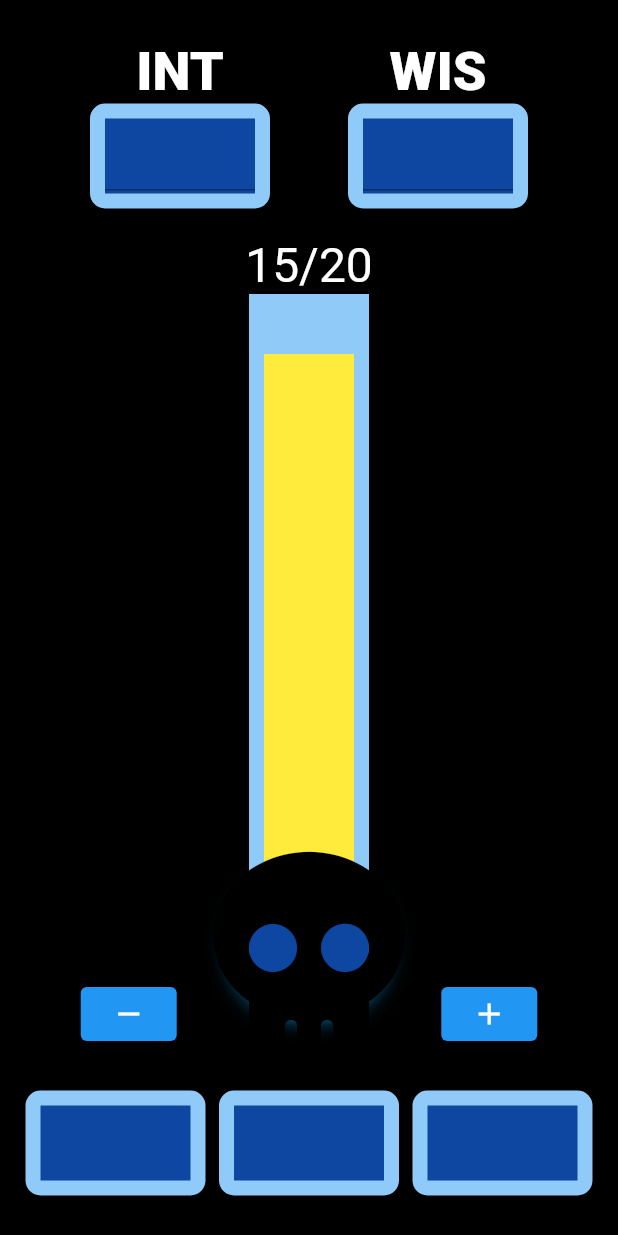
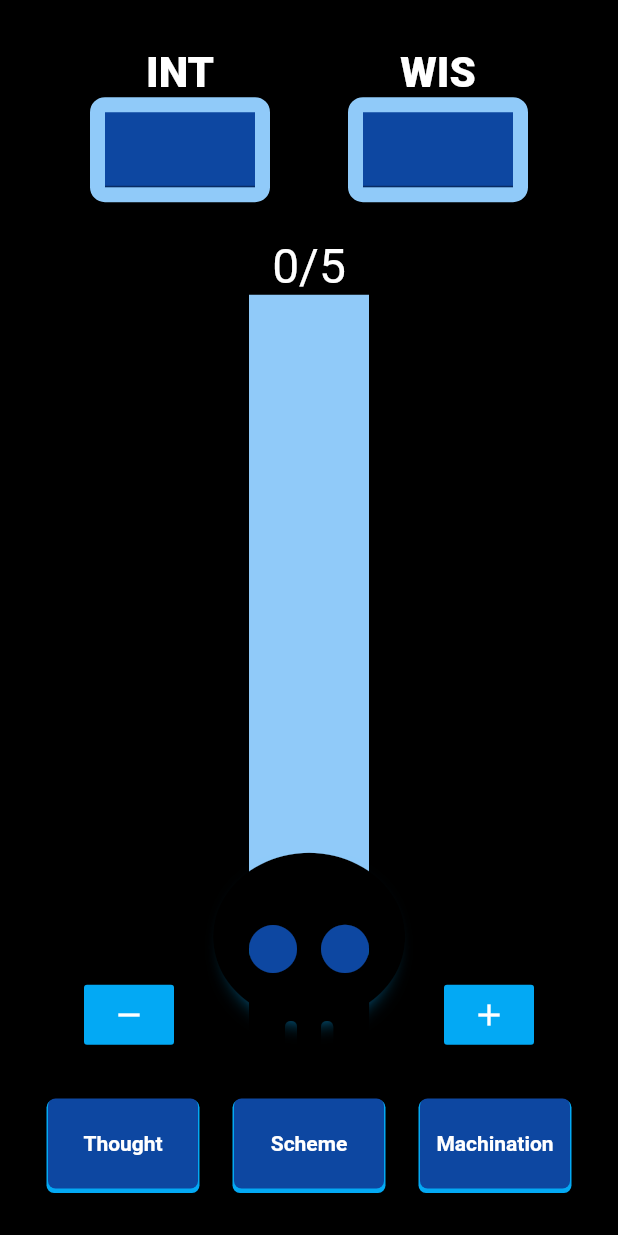
Before and after one commit to dompetriella/madness_meter_flutter, a Flutter app: the screen it shows after launch, after a tap on the "remove" icon, on a phone screen of 412 x 824 dp. Run offline on Flutter 3.47's test engine with Material 2 defaults, Android fonts, the light colour scheme and no system bars; our stand-ins replace flutter_riverpod, font_awesome_flutter.

Commit message:
done sans animations

```diff
--- a/lib/components/meter.dart
+++ b/lib/components/meter.dart
@@ -1,11 +1,15 @@
 import 'package:flutter/material.dart';
+import 'package:flutter_riverpod/flutter_riverpod.dart';
 import 'package:font_awesome_flutter/font_awesome_flutter.dart';
+import 'package:madness_meter_flutter/providers.dart';
 
-class Meter extends StatelessWidget {
+class Meter extends ConsumerWidget {
   const Meter({super.key});
 
   @override
-  Widget build(BuildContext context) {
+  Widget build(BuildContext context, WidgetRef ref) {
+    double height = 480;
+
     return Container(
       height: 550,
       width: 350,
@@ -15,34 +19,27 @@ class Meter extends StatelessWidget {
           mainAxisAlignment: MainAxisAlignment.spaceAround,
           crossAxisAlignment: CrossAxisAlignment.end,
           children: [
-            Padding(
-              padding: const EdgeInsets.only(bottom: 8.0),
-              child: ElevatedButton(
-                style: ButtonStyle(),
-                onPressed: () => print("less"),
-                child: Icon(Icons.remove),
+            const Padding(
+              padding: EdgeInsets.only(bottom: 8.0),
+              child: ModifierButton(
+                increase: false,
               ),
             ),
             Column(
               children: [
+                // if (ref.watch(intScore) == 'none' ||
+                //     ref.watch(wisScore) == 'none')
                 Text(
-                  "15/20",
+                  "${ref.watch(currentMeter)}/${ref.watch(totalMeter)}",
                   style: TextStyle(fontSize: 32, color: Colors.white),
                 ),
                 Stack(
                   clipBehavior: Clip.none,
                   children: [
                     Container(
-                      height: 480,
+                      height: height,
                       width: 80,
                       color: Colors.blue.shade200,
-                      child: Center(
-                        child: Container(
-                          height: 400,
-                          width: 60,
-                          color: Colors.yellow,
-                        ),
-                      ),
                     ),
                     Positioned(
                       bottom: 10,
@@ -63,27 +60,69 @@ class Meter extends StatelessWidget {
                       ),
                     ),
                     Positioned(
+                      left: 0,
+                      right: 0,
+                      bottom: 0,
+                      child: AnimatedContainer(
+                        duration: Duration(milliseconds: 600),
+                        curve: Curves.bounceInOut,
+                        height: ref.watch(currentMeterPercentage) > 1
+                            ? height
+                            : height * ref.watch(currentMeterPercentage),
+                        color: Colors.yellow,
+                      ),
+                    ),
+                    Positioned(
                       bottom: -20,
                       left: -24,
                       right: -25,
-                      child: FaIcon(
-                        FontAwesomeIcons.skull,
-                        size: 128,
-                        color: Colors.black,
+                      child: GestureDetector(
+                        onTap: () => ref.watch(currentMeter.notifier).state = 0,
+                        child: FaIcon(
+                          FontAwesomeIcons.skull,
+                          size: 128,
+                          color: Colors.black,
+                        ),
                       ),
                     )
                   ],
                 ),
               ],
             ),
-            Padding(
-              padding: const EdgeInsets.only(bottom: 8.0),
-              child: ElevatedButton(
-                  onPressed: () => print("more"), child: Icon(Icons.add)),
-            )
+            const Padding(
+                padding: EdgeInsets.only(bottom: 8.0), child: ModifierButton())
           ],
         ),
       ),
     );
   }
 }
+
+class ModifierButton extends ConsumerWidget {
+  final bool increase;
+  const ModifierButton({Key? key, this.increase = true}) : super(key: key);
+
+  @override
+  Widget build(BuildContext context, WidgetRef ref) {
+    return MaterialButton(
+      color: Colors.lightBlue,
+      minWidth: 60,
+      height: 40,
+      enableFeedback: false,
+      child: Icon(
+        increase ? Icons.add : Icons.remove,
+        color: Colors.white,
+      ),
+      onPressed: () {
+        if (increase) {
+          ref.watch(currentMeter.notifier).state++;
+          print(ref.watch(currentMeter));
+        } else {
+          if (ref.watch(currentMeter) > 0) {
+            ref.watch(currentMeter.notifier).state--;
+          }
+        }
+      },
+    );
+  }
+}
--- a/lib/components/spell_button.dart
+++ b/lib/components/spell_button.dart
@@ -1,17 +1,44 @@
 import 'package:flutter/material.dart';
+import 'package:flutter_riverpod/flutter_riverpod.dart';
+import 'dart:math';
 
-class SpellButton extends StatelessWidget {
-  const SpellButton({super.key});
+import 'package:madness_meter_flutter/providers.dart';
+
+class SpellButton extends ConsumerWidget {
+  final String text;
+  final int maxIncrease;
+  const SpellButton({super.key, required this.text, required this.maxIncrease});
 
   @override
-  Widget build(BuildContext context) {
-    return Container(
-      height: 70,
-      width: 120,
-      decoration: BoxDecoration(
-          color: Colors.blue.shade900,
-          borderRadius: BorderRadius.circular(10),
-          border: Border.all(color: Colors.blue.shade200, width: 10)),
+  Widget build(BuildContext context, WidgetRef ref) {
+    int getRandomNumber(int maxIncrease) {
+      Random random = new Random();
+      int value = random.nextInt(maxIncrease) + 1;
+      print(value);
+      return value;
+    }
+
+    return GestureDetector(
+      onTap: () =>
+          ref.read(currentMeter.notifier).state += getRandomNumber(maxIncrease),
+      child: Container(
+        height: 60,
+        width: 100,
+        decoration: BoxDecoration(
+            color: Colors.blue.shade900,
+            borderRadius: BorderRadius.circular(5),
+            boxShadow: [
+              BoxShadow(
+                  color: Colors.lightBlue,
+                  offset: Offset(0, 2),
+                  spreadRadius: 1)
+            ]),
+        child: Center(
+            child: Text(
+          text,
+          style: TextStyle(color: Colors.white, fontWeight: FontWeight.w700),
+        )),
+      ),
     );
   }
 }
--- a/lib/components/statsInput.dart
+++ b/lib/components/statsInput.dart
@@ -1,11 +1,13 @@
 import 'package:flutter/material.dart';
+import 'package:flutter_riverpod/flutter_riverpod.dart';
+import 'package:madness_meter_flutter/providers.dart';
 
-class StatsInput extends StatelessWidget {
-  String text;
+class StatsInput extends ConsumerWidget {
+  final String text;
   StatsInput({super.key, required this.text});
 
   @override
-  Widget build(BuildContext context) {
+  Widget build(BuildContext context, WidgetRef ref) {
     return Container(
       width: 120,
       child: Column(
@@ -13,7 +15,7 @@ class StatsInput extends StatelessWidget {
           Text(
             text,
             style: TextStyle(
-                color: Colors.white, fontSize: 36, fontWeight: FontWeight.w900),
+                color: Colors.white, fontSize: 28, fontWeight: FontWeight.w900),
           ),
           Container(
             height: 70,
@@ -21,7 +23,25 @@ class StatsInput extends StatelessWidget {
                 color: Colors.blue.shade900,
                 borderRadius: BorderRadius.circular(10),
                 border: Border.all(color: Colors.blue.shade200, width: 10)),
-            child: TextField(),
+            child: Center(
+              child: TextField(
+                style: TextStyle(
+                    color: Colors.white,
+                    fontSize: 32,
+                    fontWeight: FontWeight.bold),
+                textAlign: TextAlign.center,
+                cursorColor: Colors.white,
+                keyboardType: TextInputType.number,
+                onChanged: (input) {
+                  if (text == 'INT') {
+                    ref.watch(intScore.notifier).state = input;
+                  }
+                  if (text == 'WIS') {
+                    ref.watch(wisScore.notifier).state = input;
+                  }
+                },
+              ),
+            ),
           )
         ],
       ),
--- a/lib/main.dart
+++ b/lib/main.dart
@@ -1,8 +1,9 @@
 import 'package:flutter/material.dart';
 import 'package:madness_meter_flutter/main_page.dart';
+import 'package:flutter_riverpod/flutter_riverpod.dart';
 
 void main() {
-  runApp(const MyApp());
+  runApp(ProviderScope(child: MyApp()));
 }
 
 class MyApp extends StatelessWidget {
--- a/lib/main_page.dart
+++ b/lib/main_page.dart
@@ -46,7 +46,20 @@ class Body extends StatelessWidget {
             Meter(),
             Row(
               mainAxisAlignment: MainAxisAlignment.spaceEvenly,
-              children: [SpellButton(), SpellButton(), SpellButton()],
+              children: [
+                SpellButton(
+                  text: 'Thought',
+                  maxIncrease: 2,
+                ),
+                SpellButton(
+                  text: 'Scheme',
+                  maxIncrease: 4,
+                ),
+                SpellButton(
+                  text: 'Machination',
+                  maxIncrease: 8,
+                )
+              ],
             )
           ],
         ),
--- a/lib/providers.dart
+++ b/lib/providers.dart
@@ -0,0 +1,35 @@
+import 'package:flutter_riverpod/flutter_riverpod.dart';
+
+int getModifier(String baseMod) {
+  if (baseMod == '') return 0;
+  int mod = int.parse(baseMod);
+  if (mod < 12) return 1;
+  if (mod < 14) return 2;
+  if (mod < 16) return 3;
+  if (mod < 18) return 4;
+  if (mod < 22) return 5;
+  if (mod < 24) return 6;
+  if (mod < 26) return 7;
+  if (mod < 28) return 8;
+  if (mod < 30) return 9;
+  if (mod < 32) return 10;
+  return 0;
+}
+
+final intScore = StateProvider<String>(
+  (ref) => '',
+);
+
+final wisScore = StateProvider<String>(
+  (ref) => '',
+);
+
+final totalMeter = StateProvider<int>((ref) =>
+    5 + getModifier(ref.watch(intScore)) + getModifier((ref.watch(wisScore))));
+
+final currentMeter = StateProvider<int>(
+  (ref) => 0,
+);
+
+final currentMeterPercentage = StateProvider<double>(
+    (ref) => (ref.watch(currentMeter) / ref.watch(totalMeter)));
```
